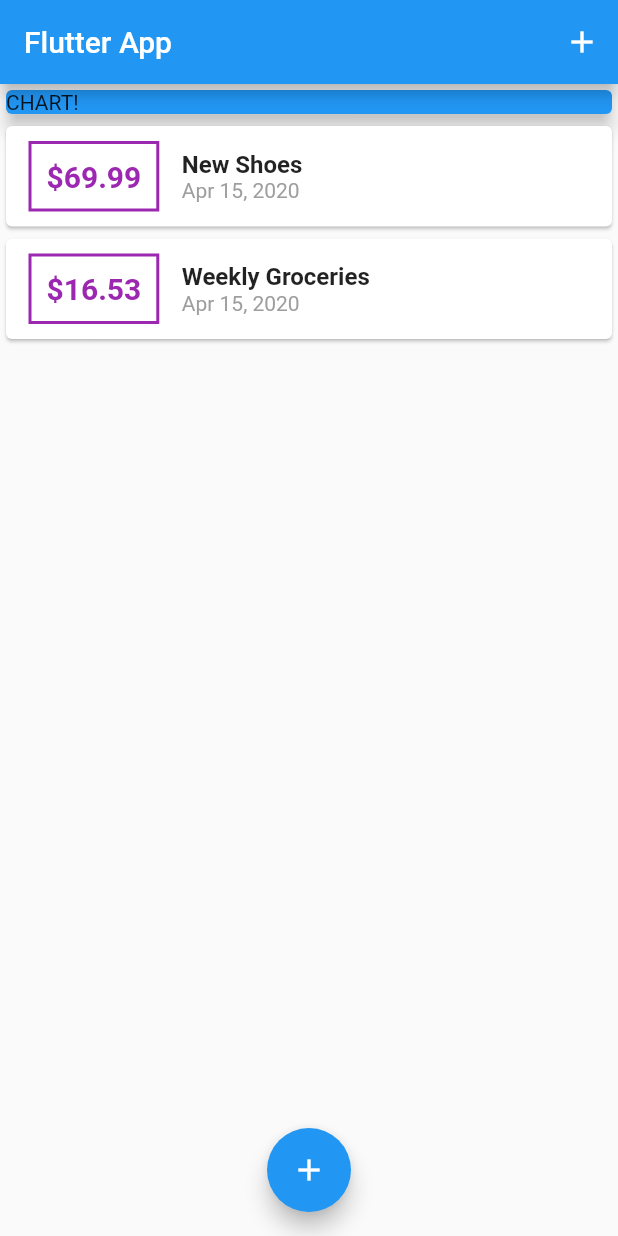
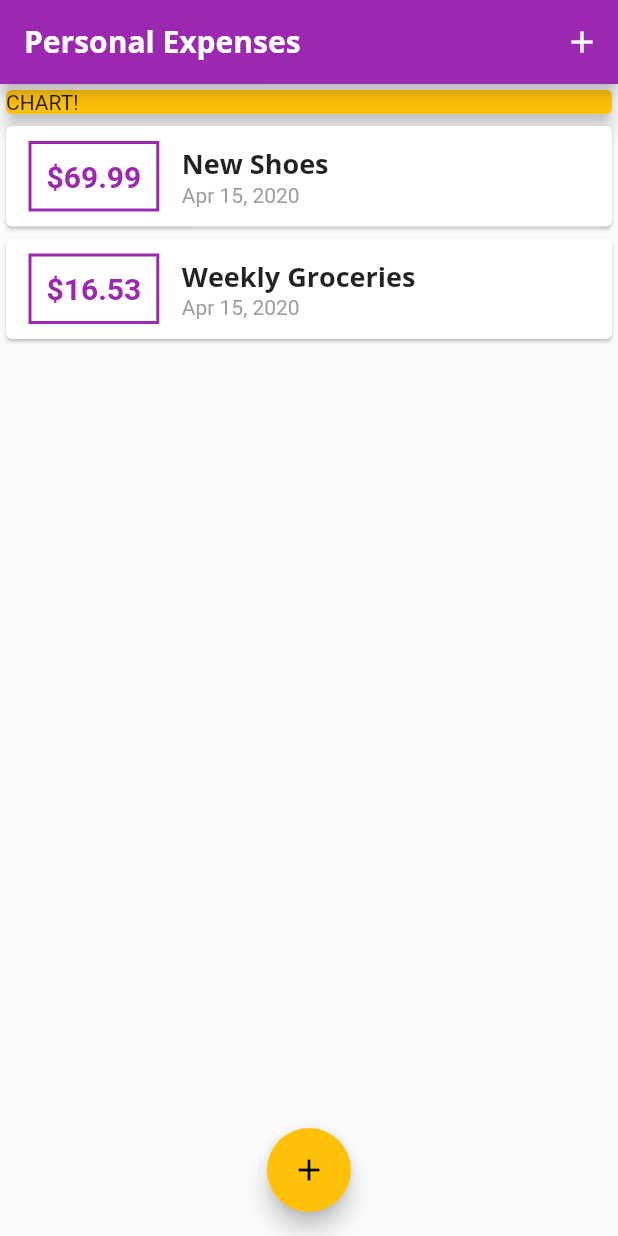
Before and after one commit to MehmetCelik4/expense, a Flutter app: the screen it shows after launch, on a phone screen of 412 x 824 dp. Run offline on Flutter 3.47's test engine with Material 2 defaults, Android fonts, the phone set to English and light mode, and no system bars.

Commit message:
add fonts

```diff
--- a/lib/main.dart
+++ b/lib/main.dart
@@ -10,7 +10,29 @@ class MyApp extends StatelessWidget {
   @override
   Widget build(BuildContext context) {
     return MaterialApp(
-      title: 'Flutter App',
+      theme: ThemeData(
+        // brightness: Brightness.dark,
+        primarySwatch: Colors.purple,
+        accentColor: Colors.amber,
+        fontFamily: 'QuickSand',
+        textTheme: ThemeData.light().textTheme.copyWith(
+              title: TextStyle(
+                fontFamily: "OpenSans",
+                fontWeight: FontWeight.bold,
+                fontSize: 18,
+              ),
+            ),
+        appBarTheme: AppBarTheme(
+          textTheme: ThemeData.light().textTheme.copyWith(
+                title: TextStyle(
+                  fontFamily: "OpenSans",
+                  fontSize: 20,
+                  fontWeight: FontWeight.bold,
+                ),
+              ),
+        ),
+      ),
+      title: 'Personal Expenses',
       home: MyHomePage(),
     );
   }
@@ -69,7 +91,7 @@ class _MyHomePageState extends State<MyHomePage> {
   Widget build(BuildContext context) {
     return Scaffold(
       appBar: AppBar(
-        title: Text('Flutter App'),
+        title: Text('Personal Expenses'),
         actions: <Widget>[
           IconButton(
             icon: Icon(Icons.add),
@@ -85,7 +107,7 @@ class _MyHomePageState extends State<MyHomePage> {
             Container(
               width: double.infinity,
               child: Card(
-                color: Colors.blue,
+                color: Theme.of(context).accentColor,
                 child: Text('CHART!'),
                 elevation: 5,
               ),
--- a/lib/widgets/transaction_list.dart
+++ b/lib/widgets/transaction_list.dart
@@ -24,7 +24,7 @@ class TransactionList extends StatelessWidget {
                   ),
                   decoration: BoxDecoration(
                     border: Border.all(
-                      color: Colors.purple,
+                      color: Theme.of(context).primaryColor,
                       width: 2,
                     ),
                   ),
@@ -34,7 +34,7 @@ class TransactionList extends StatelessWidget {
                     style: TextStyle(
                       fontWeight: FontWeight.bold,
                       fontSize: 20,
-                      color: Colors.purple,
+                      color: Theme.of(context).primaryColor,
                     ),
                   ),
                 ),
@@ -43,10 +43,7 @@ class TransactionList extends StatelessWidget {
                   children: <Widget>[
                     Text(
                       transactions[index].title,
-                      style: TextStyle(
-                        fontSize: 16,
-                        fontWeight: FontWeight.bold,
-                      ),
+                      style: Theme.of(context).textTheme.title,
                     ),
                     Text(
                       DateFormat.yMMMd().format(transactions[index].date),
```
Also changed, not shown: pubspec.yaml (+11 -6 lines), assets/fonts/OpenSans-Bold.ttf (added), assets/fonts/OpenSans-Regular.ttf (added), assets/fonts/Quicksand-Bold.ttf (added), assets/fonts/Quicksand-Light.ttf (added), assets/fonts/Quicksand-Medium.ttf (added), assets/fonts/Quicksand-Regular.ttf (added).
